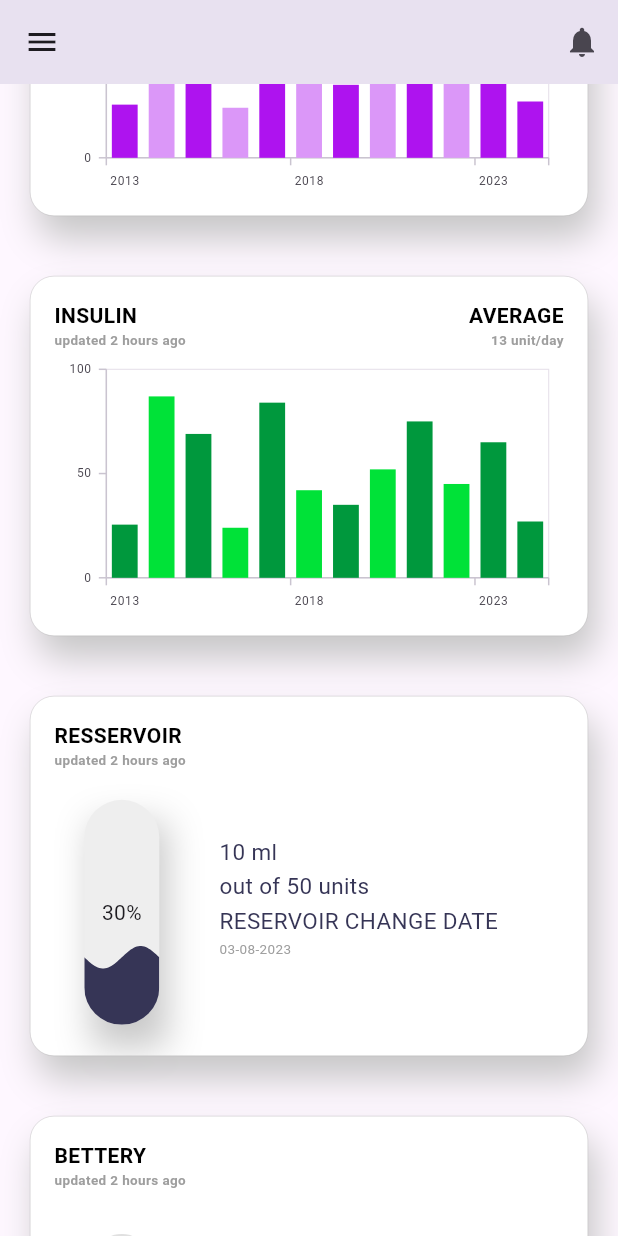
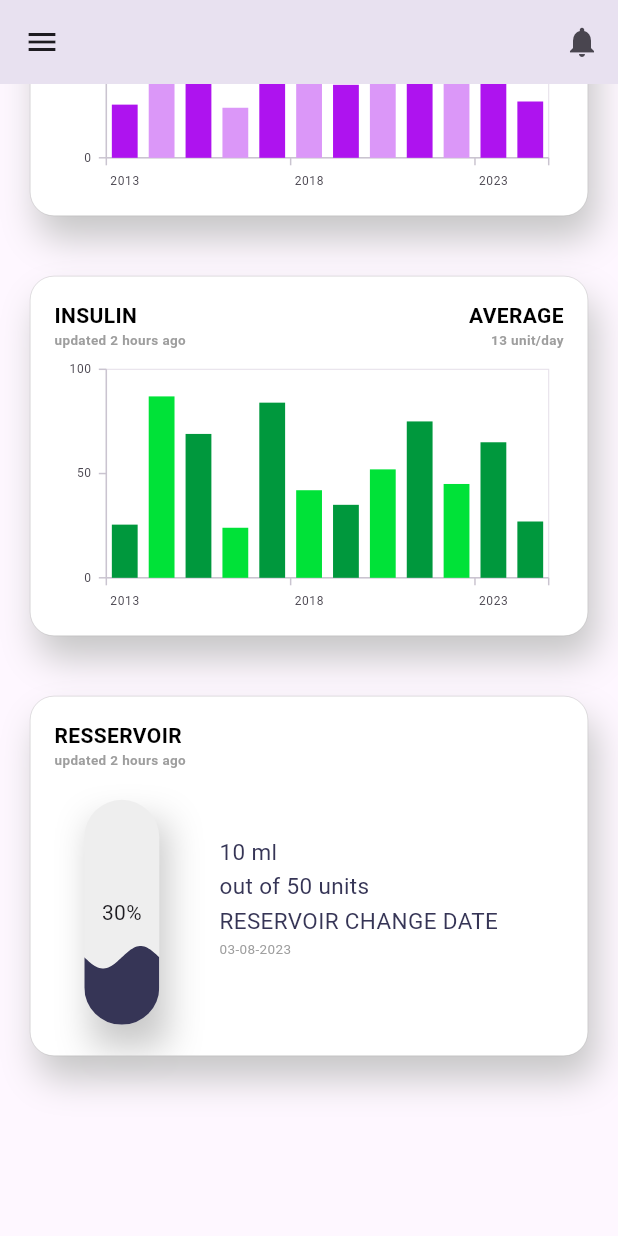
Before and after one commit to SalimRaza01/FlutterApp, a Flutter app: the screen it shows after launch, scrolled down 740 dp, on a phone screen of 412 x 824 dp. Run offline on Flutter 3.47's test engine with Material 3 defaults, Android fonts, the phone set to English and light mode, and no system bars; drawn by our look-alikes of liquid_progress_indicator; our stand-ins replace percent_indicator, syncfusion_flutter_charts; missing offline and left inert: razorpay_flutter.

```diff
--- a/lib/Screens/homeScreen.dart
+++ b/lib/Screens/homeScreen.dart
@@ -1,8 +1,8 @@
-// ignore_for_file: file_names, prefer_const_constructors, prefer_const_literals_to_create_immutables
+// ignore_for_file: file_names, prefer_const_constructors, prefer_const_literals_to_create_immutables, unnecessary_new
 
 import 'package:flutter/material.dart';
-import 'package:newproject/Screens/RazorPayIntegration.dart';
-import 'package:newproject/Widgets/PatchWidget.dart';
+import 'RazorPayIntegration.dart';
+import '../Widgets/PatchWidget.dart';
 import '../Widgets/GlucoseChart.dart';
 import '../Widgets/InsulinkChart.dart';
 import '../Widgets/TodaysStatus.dart';
@@ -10,8 +10,16 @@ import '../Widgets/Intake.dart';
 import '../Widgets/ResservoirWidget.dart';
 import '../Widgets/BetteryStatus.dart';
 
-class HomeScreen extends StatelessWidget {
-  const HomeScreen({super.key});
+class HomeScreen extends StatefulWidget {
+  const HomeScreen({Key? key}) : super(key: key);
+
+  @override
+  _HomeScreenState createState() => _HomeScreenState();
+}
+
+class _HomeScreenState extends State<HomeScreen> {
+  bool showBatteryInfo = false;
+  bool showPatchInfo = false;
 
   @override
   Widget build(BuildContext context) {
@@ -63,9 +71,12 @@ class HomeScreen extends StatelessWidget {
                     Padding(
                       padding: const EdgeInsets.only(right: 0),
                       child: IconButton(
-                        icon: Icon(Icons.more_horiz),
+                        icon: Icon(
+                          Icons.more_horiz,
+                          size: 30,
+                        ),
                         onPressed: () {
-                          // Handle menu icon tap here
+                          showPopupMenu(context);
                         },
                       ),
                     ),
@@ -93,11 +104,11 @@ class HomeScreen extends StatelessWidget {
 
                 SizedBox(height: 40),
                 //Bettery_Widget
-                BetteryStatus(),
-
+                if (showBatteryInfo) BetteryStatus(),
                 SizedBox(height: 40),
                 //Patch_Widget
-                PatchWidget(),
+                if (showPatchInfo) PatchWidget(),
+                SizedBox(height: 40),
               ],
             ),
           ),
@@ -190,4 +201,43 @@ class HomeScreen extends StatelessWidget {
           ),
         ));
   }
+
+  void showPopupMenu(BuildContext context) {
+    showMenu(
+      context: context,
+      position: RelativeRect.fromLTRB(80, 180, 20, 0),
+      items: [
+        PopupMenuItem(
+          child: Text(
+            'Battery Info',
+            style: TextStyle(
+              color: Colors.white,
+              // fontSize: 14,
+            ),
+          ),
+          onTap: () {
+            setState(() {
+              showBatteryInfo = true;
+            });
+          },
+        ),
+        PopupMenuItem(
+          child: Text(
+            'Insulin Patch',
+            style: TextStyle(
+              color: Colors.white,
+              // fontSize: 14,
+            ),
+          ),
+          onTap: () {
+            setState(() {
+              showPatchInfo = true;
+            });
+          },
+        ),
+      ],
+      elevation: 8.0,
+      color: Color.fromARGB(255, 31, 29, 86),
+    );
+  }
 }
--- a/lib/Widgets/BetteryStatus.dart
+++ b/lib/Widgets/BetteryStatus.dart
@@ -54,9 +54,9 @@ class BetteryStatus extends StatelessWidget {
                       Container(
                         height: 140,
                         width: 50,
-                       child: Image.asset(
-                        "assets/images/BetteryIcon.png",
-                      ),
+                        child: Image.asset(
+                          "assets/images/BetteryIcon.png",
+                        ),
                       ),
                     ],
                   ),
```
Also changed, not shown: 1 other file.
